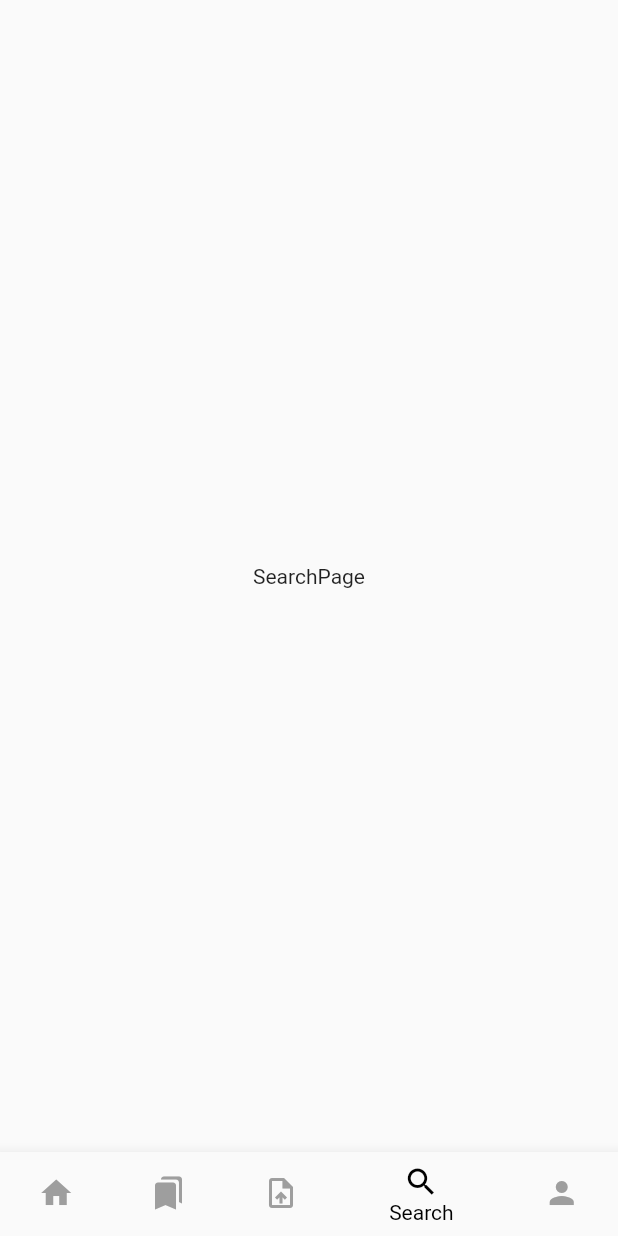
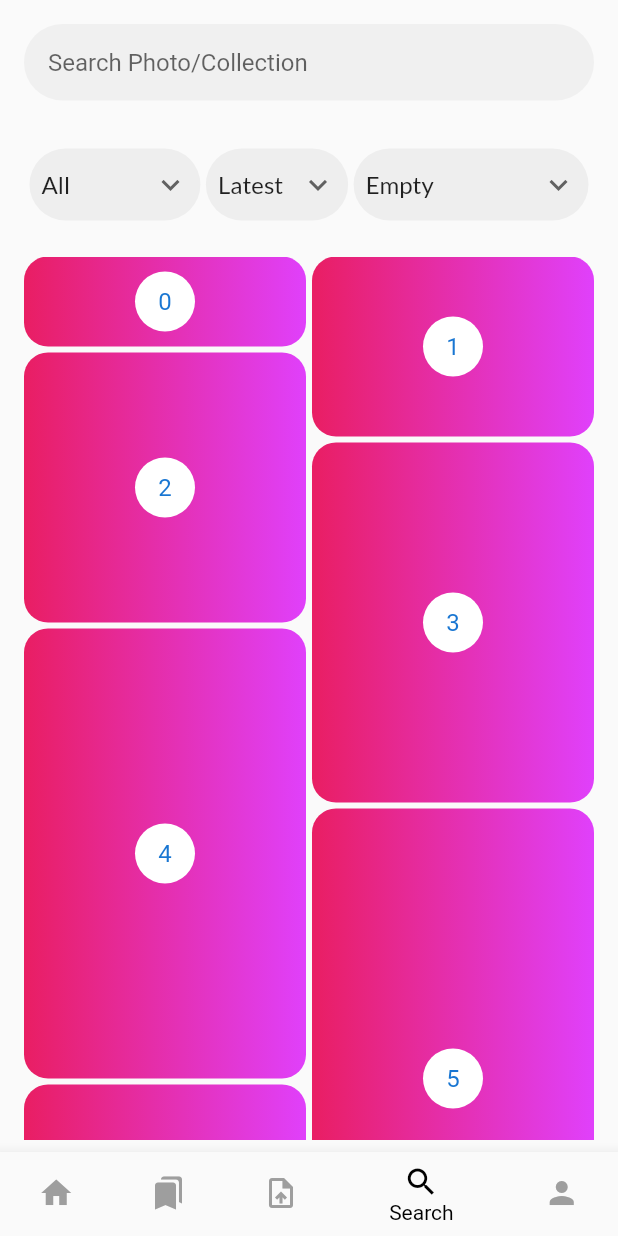
Before and after one commit to TrendingTechnology/flutter-splash, a Flutter app: the screen it shows after launch, item 4 of the bottom bar chosen, on a phone screen of 412 x 824 dp. Run offline on Flutter 3.47's test engine with Material 2 defaults, Android fonts, the phone set to English and light mode, and no system bars; our stand-ins replace cached_network_image, dio, shared_preferences; network calls fail.

Commit message:
make basic search page scaffold

```diff
--- a/lib/ui/page/search_page.dart
+++ b/lib/ui/page/search_page.dart
@@ -1,4 +1,6 @@
 import 'package:flutter/material.dart';
+import 'package:flutter_splash/extension.dart';
+import 'package:flutter_staggered_grid_view/flutter_staggered_grid_view.dart';
 
 class SearchPage extends StatefulWidget {
   const SearchPage({Key? key}) : super(key: key);
@@ -8,12 +10,139 @@ class SearchPage extends StatefulWidget {
 }
 
 class _SearchPageState extends State<SearchPage> {
+  Orientation orientation = Orientation.ALL;
+  Sort sort = Sort.LATEST;
+  SearchColor searchColor = SearchColor.EMPTY;
+  List<DropdownMenuItem> orientationItems = List.generate(
+      Orientation.values.length,
+      (index) => buildDropDownItem(Orientation.values[index]));
+  List<DropdownMenuItem> colorItems = List.generate(SearchColor.values.length,
+      (index) => buildDropDownItem(SearchColor.values[index]));
+  List<DropdownMenuItem> sortItems = List.generate(
+      Sort.values.length, (index) => buildDropDownItem(Sort.values[index]));
+
   @override
   Widget build(BuildContext context) {
-    return Container(
-      child: Center(
-        child: Text("SearchPage"),
-      ),
+    return Column(
+      children: [
+        Padding(
+          padding: const EdgeInsets.all(16.0),
+          child: TextField(
+            showCursor: true,
+            decoration: InputDecoration(
+                filled: true,
+                contentPadding: const EdgeInsets.all(16.0),
+                focusedBorder: OutlineInputBorder(
+                  borderSide: BorderSide(color: Colors.transparent),
+                  borderRadius: BorderRadius.circular(45),
+                ),
+                enabledBorder: UnderlineInputBorder(
+                  borderSide: BorderSide(color: Colors.transparent),
+                  borderRadius: BorderRadius.circular(45),
+                ),
+                hintText: "Search Photo/Collection"),
+          ),
+        ),
+        Padding(
+          padding: const EdgeInsets.all(16.0),
+          child: Row(
+            mainAxisAlignment: MainAxisAlignment.spaceEvenly,
+            children: [
+              buildDropDown(context,
+                  items: orientationItems,
+                  value: orientation,
+                  onChanged: _onOrientationChanged),
+              buildDropDown(context,
+                  items: sortItems, value: sort, onChanged: _onSortChanged),
+              buildDropDown(context,
+                  items: colorItems,
+                  value: searchColor,
+                  onChanged: _onSearchColorChanged),
+            ],
+          ),
+        ),
+        Expanded(
+          child: Container(
+            margin: EdgeInsets.symmetric(horizontal: 16, vertical: 8),
+            child: StaggeredGridView.countBuilder(
+              crossAxisCount: 2,
+              itemCount: 8,
+              itemBuilder: (BuildContext context, int index) => new Container(
+                  width: (40 + (index ^ index)) * (index + 1),
+                  height: (60 + (index ^ index)) * (index + 1),
+                  decoration: BoxDecoration(
+                      borderRadius: BorderRadius.circular(16),
+                      gradient: LinearGradient(
+                          colors: [Colors.pink, Colors.purpleAccent])),
+                  child: new Center(
+                    child: new CircleAvatar(
+                      backgroundColor: Colors.white,
+                      child: new Text('$index'),
+                    ),
+                  )),
+              staggeredTileBuilder: (int index) => StaggeredTile.fit(1),
+              mainAxisSpacing: 4.0,
+              crossAxisSpacing: 4.0,
+            ),
+          ),
+        )
+      ],
     );
   }
+
+  void _onOrientationChanged(dynamic value) =>
+      setState(() => orientation = value);
+
+  void _onSortChanged(dynamic value) => setState(() => sort = value);
+
+  void _onSearchColorChanged(dynamic value) =>
+      setState(() => searchColor = value);
 }
+
+Widget buildDropDown(BuildContext context,
+    {required List<DropdownMenuItem> items,
+    required dynamic value,
+    required Function(dynamic value) onChanged}) {
+  return Container(
+    padding: EdgeInsets.symmetric(horizontal: 8.0),
+    decoration: BoxDecoration(
+      borderRadius: BorderRadius.circular(30.0),
+      color: Colors.grey.shade200,
+    ),
+    child: DropdownButton(
+      underline: Container(),
+      icon: Icon(Icons.keyboard_arrow_down),
+      menuMaxHeight: MediaQuery.of(context).size.height / 4,
+      items: items,
+      value: value,
+      onChanged: onChanged,
+    ),
+  );
+}
+
+DropdownMenuItem buildDropDownItem(dynamic value) {
+  return DropdownMenuItem(
+    child: Text(
+      value.toString().split(".")[1].capitalize(),
+      style: TextStyle(fontFamily: "Lato", fontSize: 16),
+    ),
+    value: value,
+  );
+}
+
+enum Orientation { LANDSCAPE, PORTRAIT, SQUARE, ALL }
+enum Sort { LATEST, OLDEST, POPULAR }
+enum SearchColor {
+  EMPTY,
+  BLACK_AND_WHITE,
+  BLACK,
+  WHITE,
+  YELLOW,
+  ORANGE,
+  RED,
+  PURPLE,
+  MAGENTA,
+  GREEN,
+  TEAL,
+  BLUE
+}
```
